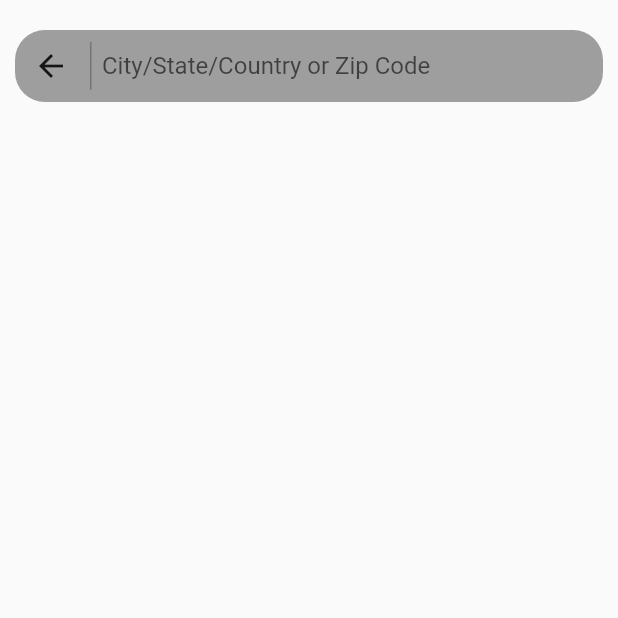
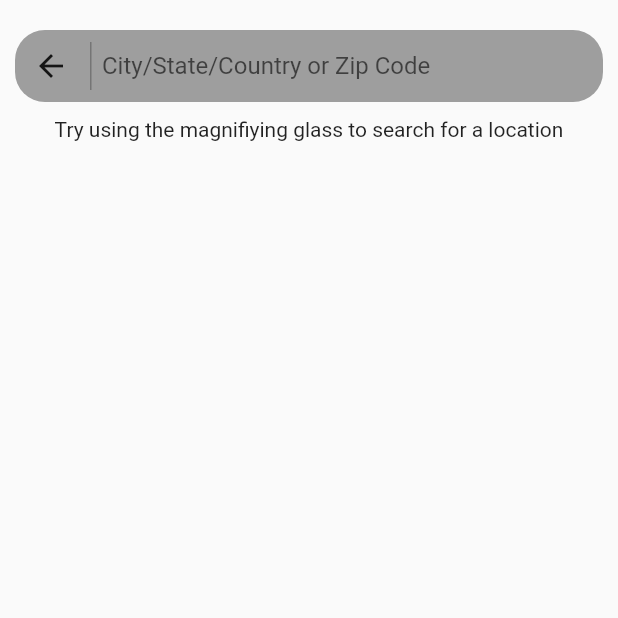
Before and after one commit to frpdoliv/mobile_weather, a Flutter app: the Search screen opened by its route, on a phone screen of 412 x 824 dp, the top half of it. Run offline on Flutter 3.47's test engine with Material 2 defaults, Android fonts, the phone set to English and light mode, and no system bars; our stand-ins replace flutter_spinkit.

Commit message:
Created the part that will display all the location cards

```diff
--- a/lib/screens/search.dart
+++ b/lib/screens/search.dart
@@ -1,7 +1,9 @@
 import 'package:flutter/material.dart';
 import 'package:mobile_weather/model/location.dart';
 import 'package:mobile_weather/providers/open_weather_api_location_fetcher.dart';
+import 'package:mobile_weather/widgets/location_card.dart';
 import 'package:mobile_weather/widgets/location_search_bar.dart';
+import 'package:flutter_spinkit/flutter_spinkit.dart';
 
 class Search extends StatefulWidget {
   const Search({ Key? key }) : super(key: key);
@@ -11,10 +13,17 @@ class Search extends StatefulWidget {
 }
 
 class _SearchState extends State<Search> {
-  List<Location>? _locationList;
+  Future<List<Location>>? _locationList;
 
-  void onUserSumission(List<String> userInput) async {
-    OpenWeatherAPILocationFetcher().fetchLocations(userInput);
+  void onUserSumission(List<String> userInput) {
+    //TODO Review this code
+    /*
+      _locationList = Future<List<Location>>.delayed(Duration(seconds: 2), () => OpenWeatherAPILocationFetcher().fetchLocations(userInput));
+      setState(() => print('NewData'));
+    */
+    setState(() {
+      _locationList = OpenWeatherAPILocationFetcher().fetchLocations(userInput);
+    });
   }
 
   @override
@@ -27,10 +36,42 @@ class _SearchState extends State<Search> {
               padding: const EdgeInsets.fromLTRB(10.0, 20.0, 10.0, 10.0),
               child: LocationAppBar(onSubmitted: onUserSumission),
             ),
+            Flexible(
+              child: FutureBuilder<List<Location>>(
+                future: _locationList,
+                initialData: const [],
+                builder: (BuildContext context, AsyncSnapshot<List<Location>> snapshot) {
+                  switch(snapshot.connectionState) {
+                    case ConnectionState.none:
+                      return Text('Try using the magnifiying glass to search for a location');
+                    case ConnectionState.active:
+                    case ConnectionState.waiting:
+                      return SpinKitCircle(color: Colors.red);
+                    case ConnectionState.done:
+                      List<Location> fetchedLocations = snapshot.data!;
+                      if (fetchedLocations.isEmpty){
+                        return const Text('No locations found');
+                      }
+                      else {
+                        return ListView.builder(
+                          itemCount: fetchedLocations.length,
+                          itemBuilder: (context, index) {
+                            return LocationCard(
+                              location: fetchedLocations[index],
+                              onTap: () {
+                                Navigator.pop(context, fetchedLocations[index]);
+                              },
+                            );
+                          },
+                        );
+                      }
+                  }
+                },
+              ),
+            ),
           ]
         ),
       ),
-
     );
   }
 }
```
